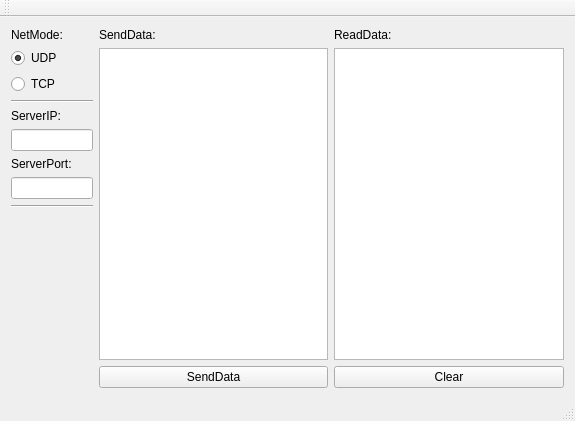
Old version of the form NetDebug-Client/NetDebug-Client/NetDebugClientWnd.ui in the repository It-Why/CUIT-NetDebug.
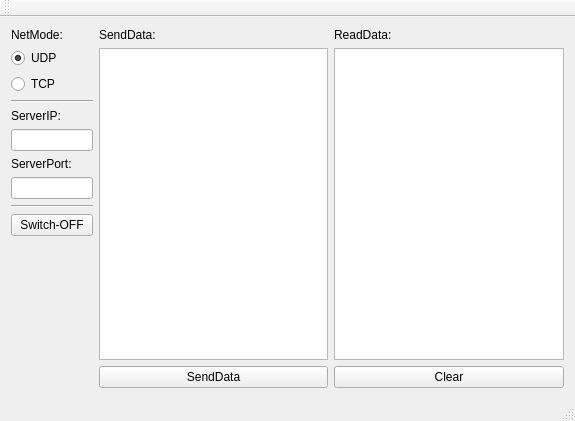
New version of the form.

Commit message: Mod:UdpClient

```diff
--- a/NetDebug-Client/NetDebug-Client/NetDebugClientWnd.ui
+++ b/NetDebug-Client/NetDebug-Client/NetDebugClientWnd.ui
@@ -131,6 +131,13 @@
         </property>
        </widget>
       </item>
+      <item>
+       <widget class="QPushButton" name="pushButton_Switch">
+        <property name="text">
+         <string>Switch-OFF</string>
+        </property>
+       </widget>
+      </item>
       <item>
        <spacer name="verticalSpacer">
         <property name="orientation">
```
The commit also changes 4 other files.
